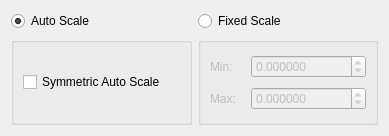
First picture: the form in src/Interface/Modules/Visualization/RescaleColorMap.ui, repository SCIInstitute/SCIRun, before the edit.
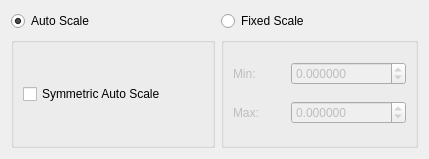
Second picture: the form after the edit.

Diff of the .ui file:
```diff
--- a/src/Interface/Modules/Visualization/RescaleColorMap.ui
+++ b/src/Interface/Modules/Visualization/RescaleColorMap.ui
@@ -6,8 +6,8 @@
    <rect>
     <x>0</x>
     <y>0</y>
-    <width>389</width>
-    <height>136</height>
+    <width>429</width>
+    <height>159</height>
    </rect>
   </property>
   <property name="sizePolicy">
@@ -18,14 +18,14 @@
   </property>
   <property name="minimumSize">
    <size>
-    <width>389</width>
-    <height>136</height>
+    <width>429</width>
+    <height>159</height>
    </size>
   </property>
   <property name="maximumSize">
    <size>
     <width>16777215</width>
-    <height>140</height>
+    <height>99999</height>
    </size>
   </property>
   <property name="windowTitle">
@@ -43,6 +43,12 @@
      <layout class="QVBoxLayout" name="verticalLayout">
       <item>
        <widget class="QCheckBox" name="symmetricCheckBox_">
+        <property name="minimumSize">
+         <size>
+          <width>180</width>
+          <height>0</height>
+         </size>
+        </property>
         <property name="text">
          <string>Symmetric Auto Scale</string>
         </property>
```
